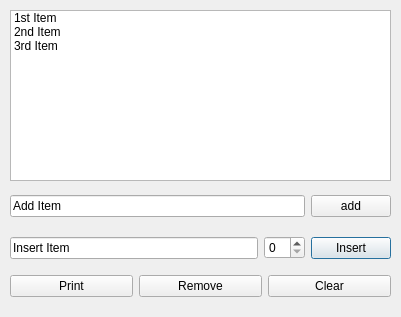
This is 02.18 List Widget/listwidgetTest.ui in SebinLee/PyQt5forBeginner as Qt 5 draws it before an edit. The edited form follows.
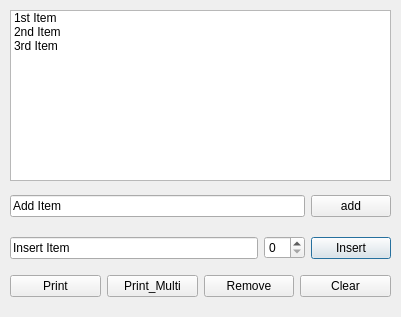
This is the edited form.

```diff
--- a/02.18 List Widget/listwidgetTest.ui
+++ b/02.18 List Widget/listwidgetTest.ui
@@ -110,6 +110,13 @@
       </property>
      </widget>
     </item>
+    <item>
+     <widget class="QPushButton" name="btn_printMultiItems">
+      <property name="text">
+       <string>Print_Multi</string>
+      </property>
+     </widget>
+    </item>
     <item>
      <widget class="QPushButton" name="btn_removeItem">
       <property name="text">
```
Left out of the diff: 9 changed lines with no effect on the pictures.
